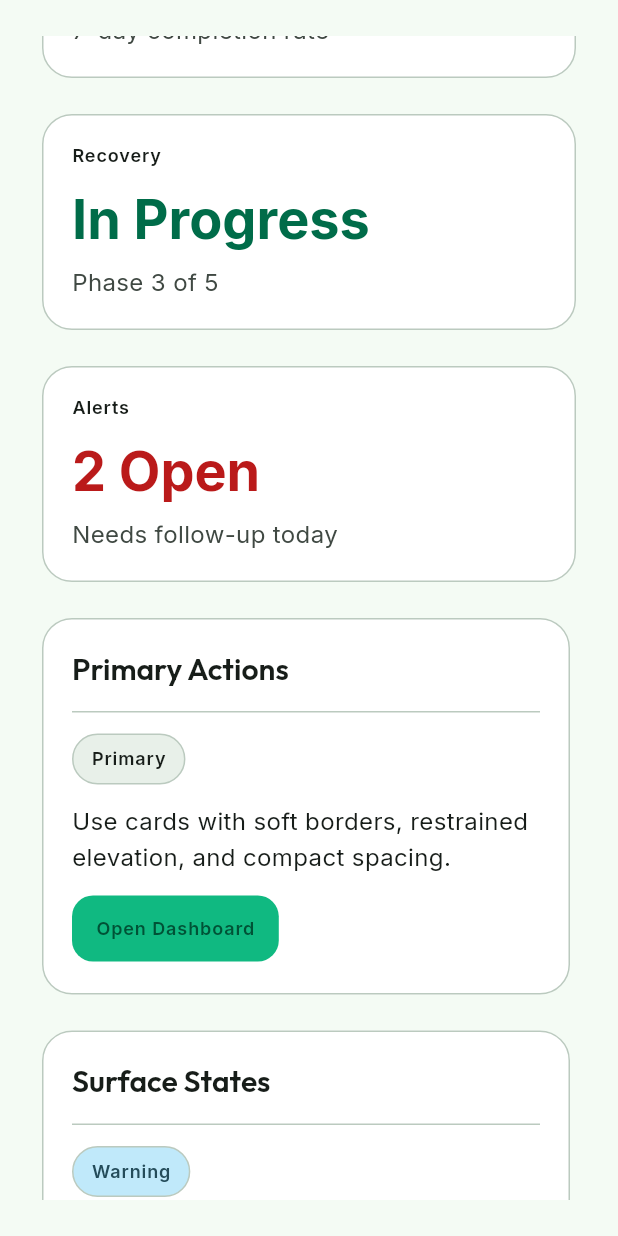
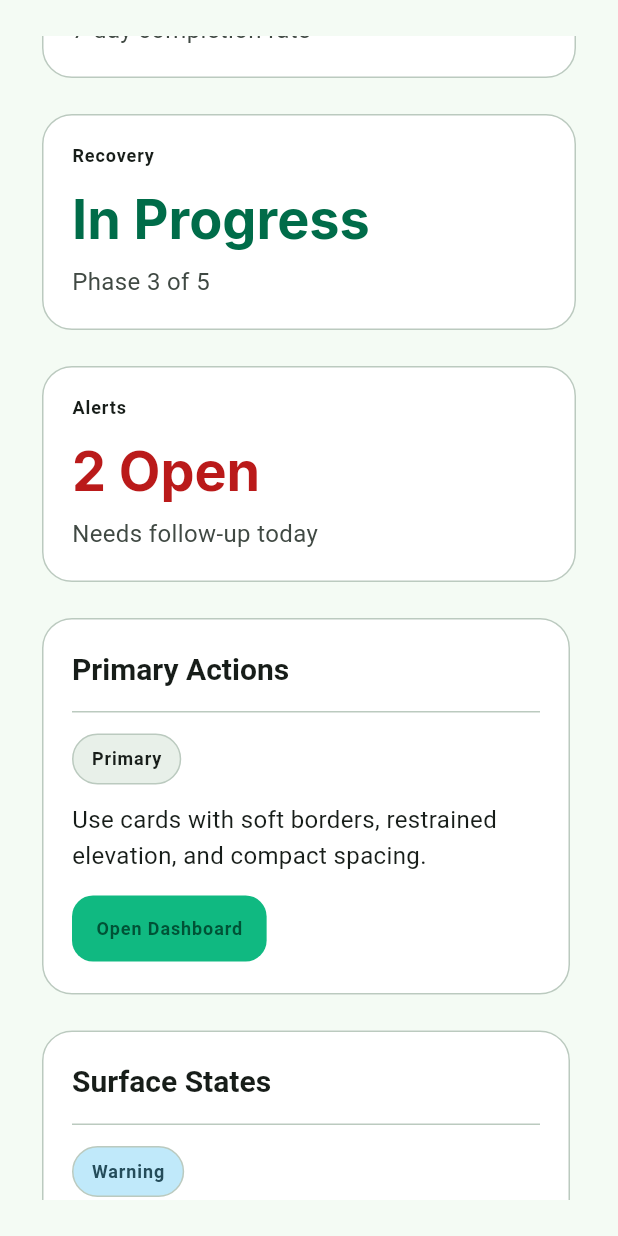
Before and after one commit to khaledgomah/fitguard_flutter, a Flutter app: the screen it shows after launch, scrolled down 576 dp, on a phone screen of 412 x 824 dp. Run offline on Flutter 3.47's test engine with Material 3 defaults, Android fonts, the light colour scheme and no system bars; our stand-ins replace google_fonts.

Commit message:
feat: switch flutter typography to google fonts

```diff
--- a/lib/core/theme/app_theme.dart
+++ b/lib/core/theme/app_theme.dart
@@ -1,6 +1,7 @@
 import 'dart:ui' show lerpDouble;
 
 import 'package:flutter/material.dart';
+import 'package:google_fonts/google_fonts.dart';
 
 class AppTheme {
   static const _seed = Color(0xFF006C49);
@@ -28,10 +29,8 @@ class AppTheme {
       errorContainer: const Color(0xFFFFDAD6),
     );
 
-    final textTheme = Typography.blackMountainView.apply(
-      fontFamily: 'Inter',
-      bodyColor: scheme.onSurface,
-      displayColor: scheme.onSurface,
+    final textTheme = GoogleFonts.interTextTheme(
+      Typography.blackMountainView,
     ).copyWith(
       displayLarge: const TextStyle(
         fontFamily: 'Outfit',
@@ -73,6 +72,9 @@ class AppTheme {
         letterSpacing: 0.6,
         height: 16 / 12,
       ),
+    ).apply(
+      bodyColor: scheme.onSurface,
+      displayColor: scheme.onSurface,
     );
 
     return ThemeData(
@@ -80,7 +82,6 @@ class AppTheme {
       colorScheme: scheme,
       scaffoldBackgroundColor: scheme.surface,
       textTheme: textTheme,
-      fontFamily: 'Inter',
       appBarTheme: AppBarTheme(
         backgroundColor: scheme.surface,
         foregroundColor: scheme.onSurface,
```
Also changed, not shown: pubspec.yaml (+1 -17 lines), pubspec.lock, 2 other files.
